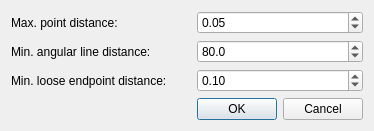
This is src/tools/map_viewer/ui/map_viewer_corner_param_dialog.ui in cogsys-tuebingen/cslibs_vectormaps as Qt 5 draws it before an edit. The edited form follows.
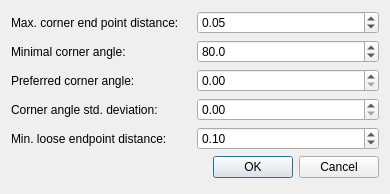
This is the edited form.

Commit message: parameter dialog for corner detection

Diff of the .ui file:
```diff
--- a/src/tools/map_viewer/ui/map_viewer_corner_param_dialog.ui
+++ b/src/tools/map_viewer/ui/map_viewer_corner_param_dialog.ui
@@ -6,8 +6,8 @@
    <rect>
     <x>0</x>
     <y>0</y>
-    <width>370</width>
-    <height>131</height>
+    <width>390</width>
+    <height>194</height>
    </rect>
   </property>
   <property name="windowTitle">
@@ -29,7 +29,7 @@
       </size>
      </property>
      <property name="text">
-      <string>Min. angular line distance:</string>
+      <string>Minimal corner angle:</string>
      </property>
     </widget>
    </item>
@@ -61,7 +61,7 @@
       </size>
      </property>
      <property name="text">
-      <string>Max. point distance:</string>
+      <string>Max. corner end point distance:</string>
      </property>
     </widget>
    </item>
@@ -81,7 +81,7 @@
      </property>
     </widget>
    </item>
-   <item row="3" column="3">
+   <item row="5" column="3">
     <widget class="QDialogButtonBox" name="buttonBox">
      <property name="orientation">
       <enum>Qt::Horizontal</enum>
@@ -92,13 +92,20 @@
     </widget>
    </item>
    <item row="2" column="2">
-    <widget class="QLabel" name="label">
+    <widget class="QLabel" name="label_pref_corner_angle">
+     <property name="text">
+      <string>Preferred corner angle:</string>
+     </property>
+    </widget>
+   </item>
+   <item row="4" column="2">
+    <widget class="QLabel" name="label_min_loose_end_point_distance">
      <property name="text">
       <string>Min. loose endpoint distance:</string>
      </property>
     </widget>
    </item>
-   <item row="2" column="3">
+   <item row="4" column="3">
     <widget class="QDoubleSpinBox" name="doubleSpinBox_min_loose_endpoint_distance">
      <property name="minimum">
       <double>0.000000000000000</double>
@@ -114,6 +121,27 @@
      </property>
     </widget>
    </item>
+   <item row="2" column="3">
+    <widget class="QDoubleSpinBox" name="doubleSpinBox_pref_corner_angle">
+     <property name="maximum">
+      <double>180.000000000000000</double>
+     </property>
+    </widget>
+   </item>
+   <item row="3" column="2">
+    <widget class="QLabel" name="label_pref_corner_std_dev">
+     <property name="text">
+      <string>Corner angle std. deviation: </string>
+     </property>
+    </widget>
+   </item>
+   <item row="3" column="3">
+    <widget class="QDoubleSpinBox" name="doubleSpinBox_pref_corner_angle_std_dev">
+     <property name="maximum">
+      <double>45.000000000000000</double>
+     </property>
+    </widget>
+   </item>
   </layout>
  </widget>
  <resources/>
```
Left out of the diff: 6 changed lines with no effect on the pictures. The commit also changes 1 other file.
